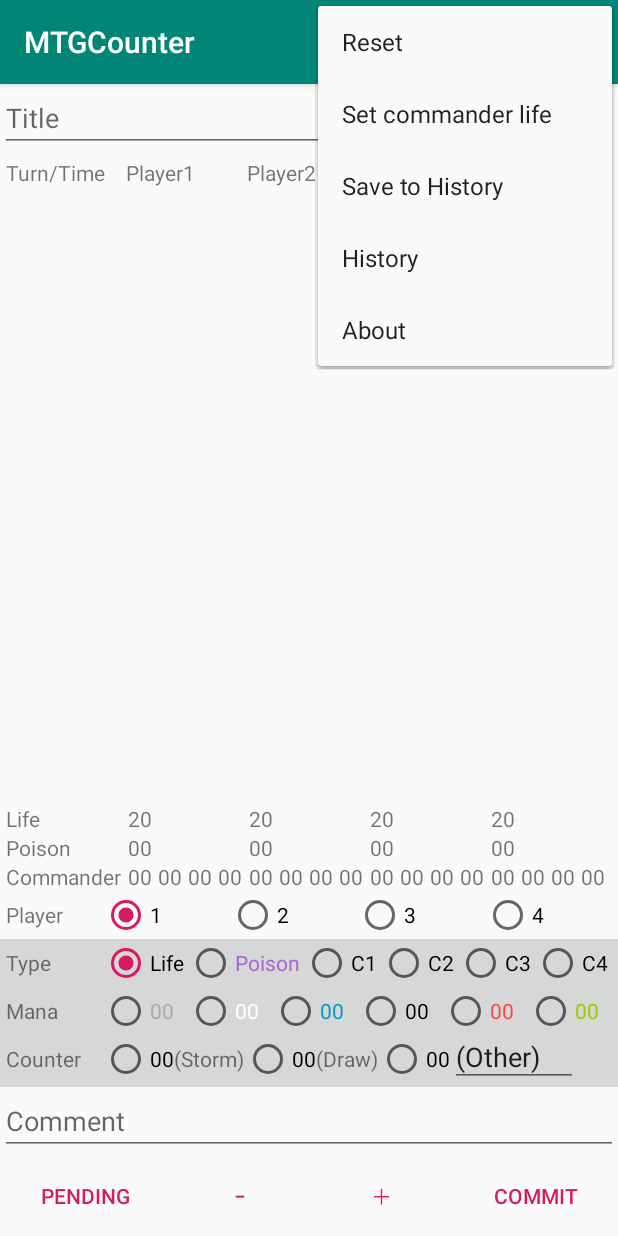
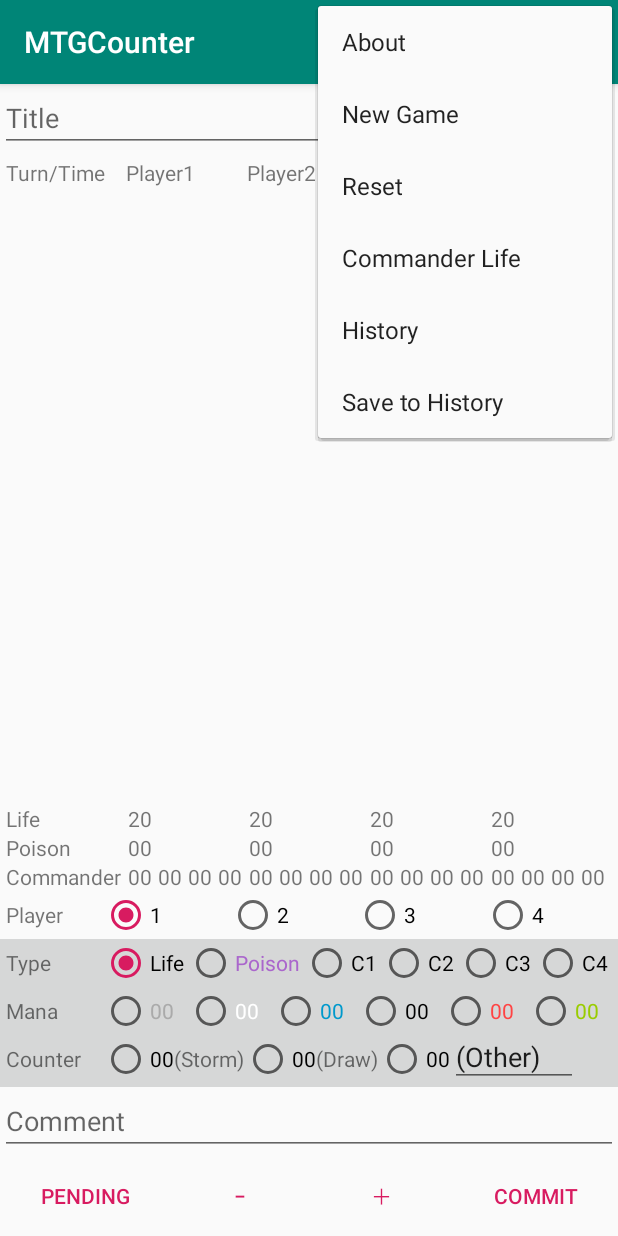
Before and after one commit to senooken/MTGCounter, an Android app: the screen it shows after launch (MainActivity), with the options menu open, on a phone screen of 412 x 824 dp. Run offline under Robolectric (Android 15) with nearby library versions, the phone set to English and light mode, and no system bars.

Commit message:
Add [New Game] menu

```diff
--- a/app/src/main/java/jp/senooken/android/mtgcounter/HistoryActivity.java
+++ b/app/src/main/java/jp/senooken/android/mtgcounter/HistoryActivity.java
@@ -55,7 +55,7 @@
 
         SimpleDateFormat format = new SimpleDateFormat("YYYY-MM-dd E hh:mm", Locale.US);
 
-        for (int historyIndex = histories_.size()-1; historyIndex >= 0; --historyIndex) {
+        for (int historyIndex = 0; historyIndex < histories_.size(); ++historyIndex) {
             HashMap<String, String> map = new HashMap<>();
             map.put("history_id", String.format(Locale.getDefault(), "%3d", historyIndex+1));
             GameHistory gh = histories_.get(historyIndex);
@@ -86,7 +86,7 @@
     public void onCreateContextMenu(ContextMenu menu, View v, ContextMenu.ContextMenuInfo menuInfo) {
         super.onCreateContextMenu(menu, v, menuInfo);
         MenuInflater inflater = getMenuInflater();
-        inflater.inflate(R.menu.history_menu, menu);
+        inflater.inflate(R.menu.history_context, menu);
     }
 
     @Override
--- a/app/src/main/java/jp/senooken/android/mtgcounter/MainActivity.java
+++ b/app/src/main/java/jp/senooken/android/mtgcounter/MainActivity.java
@@ -46,7 +46,6 @@
     private EditText comment_;
     private EditText title_;
 
-
     public static int getResourceId(Context context, String key) {
         return context.getResources().getIdentifier(key, "id", context.getPackageName());
     }
@@ -65,8 +64,7 @@
         title_.addTextChangedListener(new TitleWatcher(gameHistory_));
 
         adapter_ = new HistoryListAdapter(this, getLayoutInflater(), gameHistory_.history);
-        ListView history = findViewById(R.id.game_history);
-        history.setAdapter(adapter_);
+        ((ListView) findViewById(R.id.game_history)).setAdapter(adapter_);
 
         FileInputStream stream = null;
         try {
@@ -197,7 +195,7 @@
     @Override
     public boolean onCreateOptionsMenu(Menu menu) {
         MenuInflater inflater = getMenuInflater();
-        inflater.inflate(R.menu.menu_options_menu_list, menu);
+        inflater.inflate(R.menu.main_options, menu);
         return super.onCreateOptionsMenu(menu);
     }
 
@@ -206,6 +204,9 @@
         int itemId = item.getItemId();
         if (itemId == R.id.menu_reset) {
             reset();
+        } else if (itemId == R.id.menu_new) {
+            reset();
+            recreate();
         } else if (itemId == R.id.menu_commander) {
             setCommanderLife();
         } else if (itemId == R.id.menu_about) {
@@ -219,7 +220,7 @@
         } else if (itemId == R.id.menu_save) {
             if (!saved_) {
                 gameHistory_.createdDate = new Date();
-                gameHistories_.add(gameHistory_);
+                gameHistories_.add(0, gameHistory_);
                 saved_ = true;
             }
 
--- a/app/src/main/res/menu/menu_options_menu_list.xml
+++ b/app/src/main/res/menu/main_options.xml
@@ -1,5 +1,11 @@
 <?xml version="1.0" encoding="utf-8"?>
 <menu xmlns:android="http://schemas.android.com/apk/res/android">
+    <item
+        android:id="@+id/menu_about"
+        android:title="@string/about" />
+    <item
+        android:id="@+id/menu_new"
+        android:title="@string/menu_new" />
     <item
         android:id="@+id/menu_reset"
         android:title="@string/reset" />
@@ -7,12 +13,9 @@
         android:id="@+id/menu_commander"
         android:title="@string/menu_commander" />
     <item
-        android:id="@+id/menu_save"
-        android:title="@string/save" />
-    <item
         android:id="@+id/menu_history"
         android:title="@string/history" />
     <item
-        android:id="@+id/menu_about"
-        android:title="@string/about" />
+        android:id="@+id/menu_save"
+        android:title="@string/save" />
 </menu>
--- a/app/src/main/res/values/strings.xml
+++ b/app/src/main/res/values/strings.xml
@@ -40,8 +40,9 @@
     <string name="reset">Reset</string>
     <string name="save">Save to History</string>
     <string name="history">History</string>
-    <string name="delete_all">Delete all</string>
-    <string name="menu_commander">Set commander life</string>
+    <string name="delete_all">Delete All</string>
+    <string name="menu_new">New Game</string>
+    <string name="menu_commander">Commander Life</string>
     <string name="menu_delete">Delete</string>
 
     <string name="commander">40</string>
```
Also changed, not shown: app/src/main/res/menu/history_context.xml (renamed from app/src/main/res/menu/history_menu.xml).
